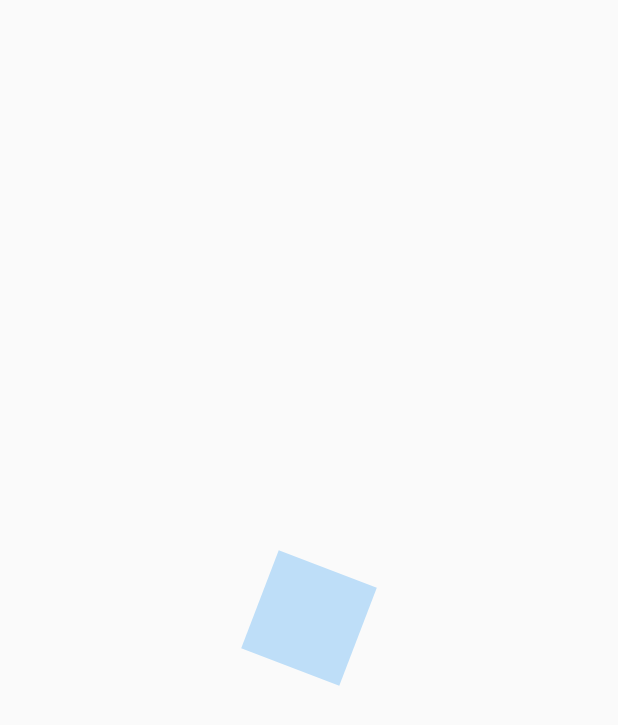
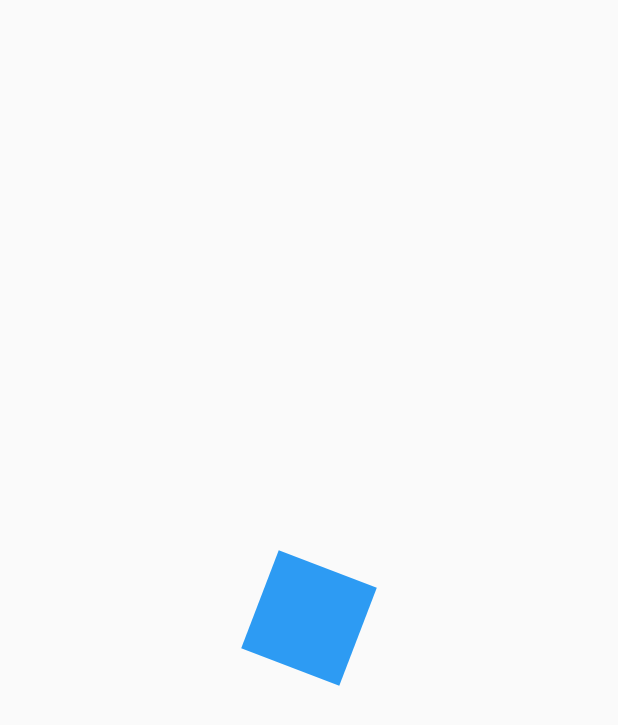
Before and after one commit to muckystack/FLUTTER_UI, a Flutter app: the first screen one second after launch, on a phone screen of 412 x 824 dp. Shown: the top 725 px of the screen. Run offline on Flutter 3.47's test engine with Material 2 defaults, Android fonts, the phone set to English and light mode, and no system bars.

```diff
--- a/custom_painter_fh/lib/src/pages/animaciones_page.dart
+++ b/custom_painter_fh/lib/src/pages/animaciones_page.dart
@@ -35,7 +35,8 @@ class _CuadradoAnimadoState extends State<CuadradoAnimado>
     rotation = Tween(begin: 0.0, end: 2 * Math.pi)
         .animate(CurvedAnimation(parent: controller, curve: Curves.easeOut));
 
-    opacity = Tween(begin: 0.1, end: 1.0).animate(controller);
+    opacity = Tween(begin: 0.1, end: 1.0).animate(CurvedAnimation(
+        parent: controller, curve: Interval(0, .25, curve: Curves.easeOut)));
 
     controller.addListener(() {
       print('Status: ${controller.status}');
```
